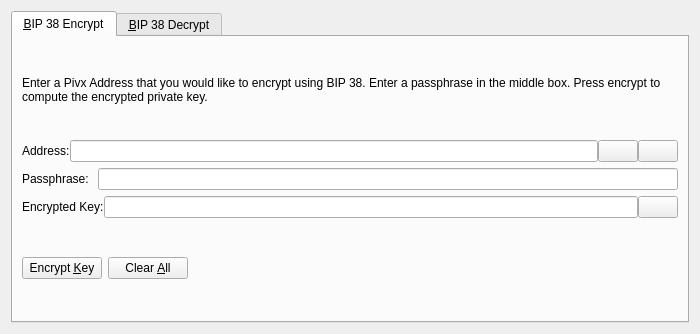
First picture: the form in divi/src/qt/forms/bip38tooldialog.ui, repository DiviDomains/PrivateDivi, before the edit.
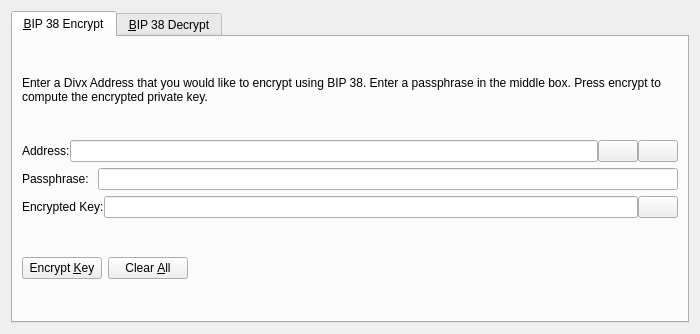
Second picture: the form after the edit. The open tabs and pages were chosen to show the change. Icons and pictures are not drawn. Custom widgets are drawn as their Qt base class.

Commit message: All pivx, Pivx, PIVX converted to divi except copyright lines

The edit to the form file:
```diff
--- a/divi/src/qt/forms/bip38tooldialog.ui
+++ b/divi/src/qt/forms/bip38tooldialog.ui
@@ -30,7 +30,7 @@
        <item>
         <widget class="QLabel" name="infoLabel_ENC">
          <property name="text">
-          <string>Enter a Pivx Address that you would like to encrypt using BIP 38. Enter a passphrase in the middle box. Press encrypt to compute the encrypted private key.</string>
+          <string>Enter a Divx Address that you would like to encrypt using BIP 38. Enter a passphrase in the middle box. Press encrypt to compute the encrypted private key.</string>
          </property>
          <property name="textFormat">
           <enum>Qt::PlainText</enum>
```
Left out of the diff: 24 changed lines with no effect on the pictures. The commit also changes 330 other files.
